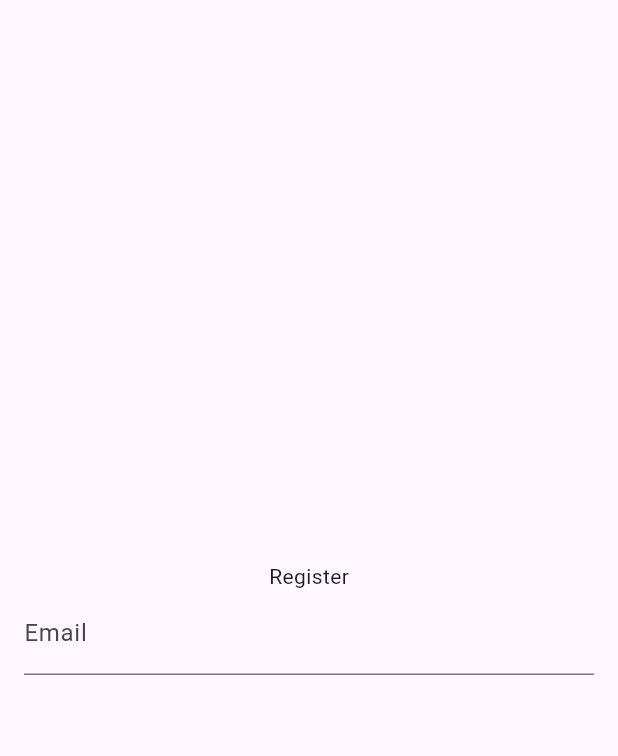
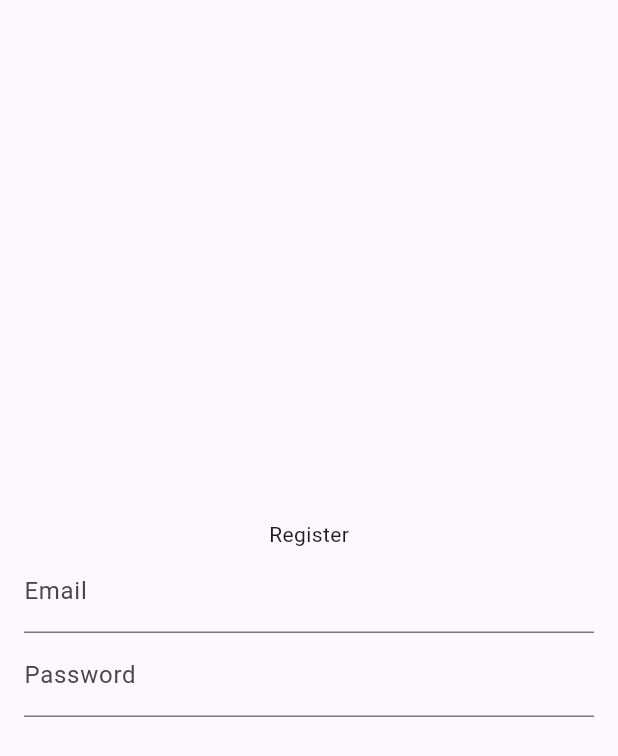
Before and after one commit to hi-lufz1/20220140181_act4, a Flutter app: the RegisterPage screen opened directly, on a phone screen of 412 x 824 dp. Shown: the top 756 px of the screen. Run offline on Flutter 3.47's test engine with Material 3 defaults, Android fonts, the light colour scheme and no system bars.

Commit message:
menambahkan field password untuk register

```diff
--- a/lib/register_page.dart
+++ b/lib/register_page.dart
@@ -35,7 +35,19 @@ class _RegisterPageState extends State<RegisterPage> {
                   }
                   return null;
                 },
-              ),]
+              ),
+              TextFormField(
+                controller: passwordController,
+                decoration: const InputDecoration(labelText: 'Password'),
+                obscureText: true,
+                validator: (value) {
+                  if (value == null || value.isEmpty) {
+                    return 'Please enter your password';
+                  }
+                  return null;
+                },
+              ),
+              ]
       ),
       )
        ),
```
